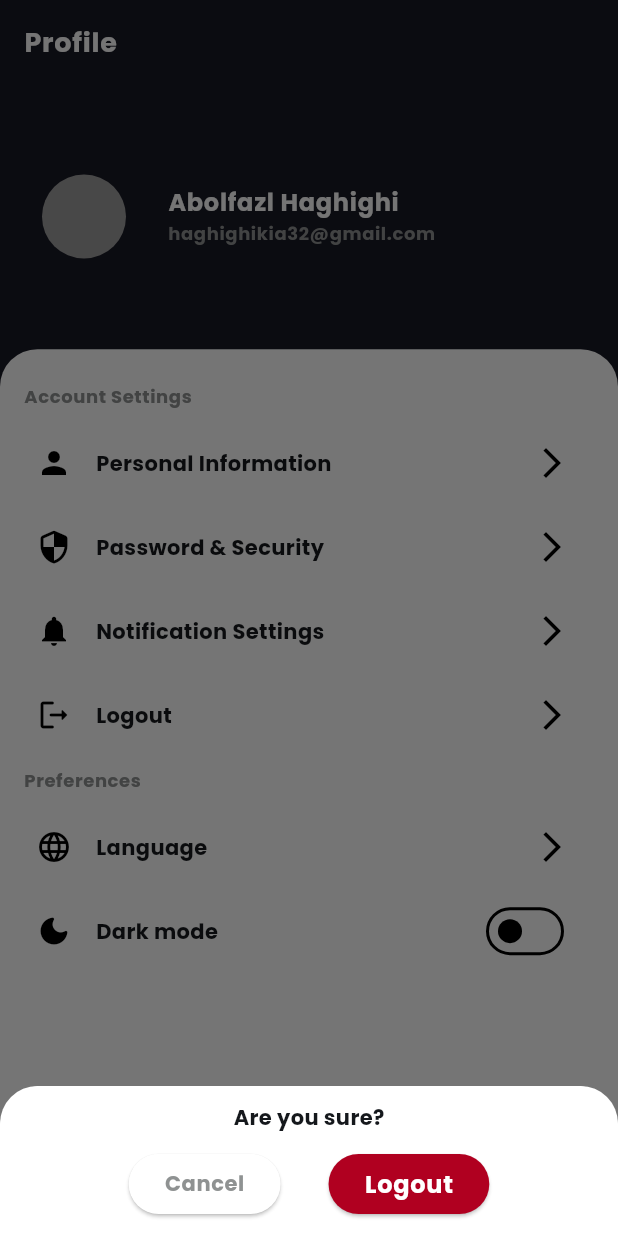
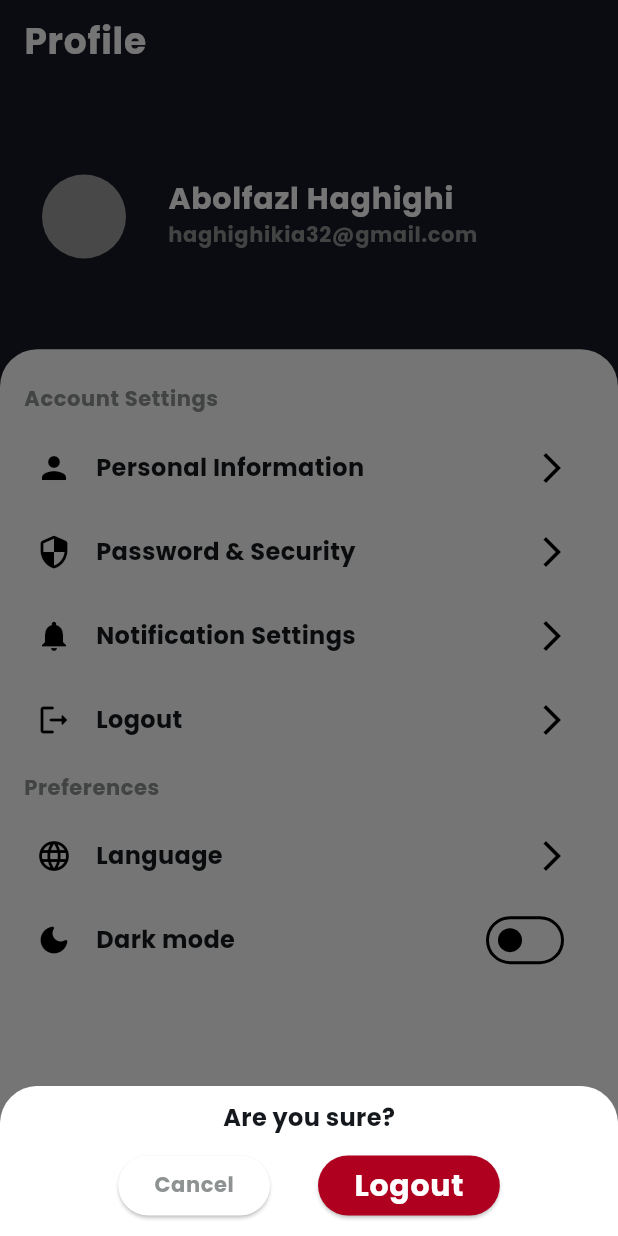
Before and after one commit to abolfazl-hqq/trend_buy, a Flutter app: the screen it shows once a user with an empty profile is signed in, item 4 of the bottom bar chosen, after a tap on "Logout", on a phone screen of 412 x 824 dp. Run offline on Flutter 3.47's test engine with Material 3 defaults, Android fonts, the phone set to English and light mode, and no system bars; our stand-ins replace firebase_auth, firebase_core, flutter_riverpod, google_fonts, liquid_pull_to_refresh; accounts and stored records are empty; network calls fail.

Commit message:
banner update

```diff
--- a/lib/main.dart
+++ b/lib/main.dart
@@ -31,12 +31,15 @@ class MainApp extends StatelessWidget {
           textTheme: const TextTheme(
               bodySmall: TextStyle(
                   color: LightTheme.secondaryTextColor,
+                  fontSize: 14,
                   fontWeight: FontWeight.bold),
               bodyMedium: TextStyle(
                   color: LightTheme.primaryTextColor,
+                  fontSize: 16,
                   fontWeight: FontWeight.bold),
               bodyLarge: TextStyle(
                   color: LightTheme.primaryTextColor,
+                  fontSize: 20,
                   fontWeight: FontWeight.bold)),
           fontFamily: GoogleFonts.poppins().fontFamily,
           colorScheme: const ColorScheme.light(
--- a/lib/providers/cart_products_provider.dart
+++ b/lib/providers/cart_products_provider.dart
@@ -19,6 +19,7 @@ class CartProductsNotifier extends StateNotifier<List<Product>> {
         backgroundColor: Colors.white,
         builder: (context) => const Padding(
           padding: EdgeInsets.all(16.0),
+          child: SafeArea(
             child: Row(
               children: [
                 Icon(Icons.remove_circle_outline_rounded,
@@ -26,6 +27,7 @@ class CartProductsNotifier extends StateNotifier<List<Product>> {
                 SizedBox(width: 10),
                 Text('Item already exists'),
               ],
+            ),
           ),
         ),
       );
@@ -36,12 +38,14 @@ class CartProductsNotifier extends StateNotifier<List<Product>> {
         backgroundColor: Colors.white,
         builder: (context) => const Padding(
           padding: EdgeInsets.all(16.0),
+          child: SafeArea(
             child: Row(
               children: [
                 Icon(Icons.check_circle, color: Colors.green),
                 SizedBox(width: 10),
                 Text('Item added to cart!'),
               ],
+            ),
           ),
         ),
       );
--- a/lib/providers/product_provider.dart
+++ b/lib/providers/product_provider.dart
@@ -10,6 +10,7 @@ class ProductNotifier extends StateNotifier<List<Product>> {
     final url = Uri.https(
         'trendbuy-551cc-default-rtdb.firebaseio.com', '/products.json');
     final response = await http.get(url);
+    print(response.body);
     final Map<String, dynamic> productList = json.decode(response.body);
     final List<Product> loadedItems = [];
     for (final item in productList.entries) {
--- a/lib/screens/home_screen.dart
+++ b/lib/screens/home_screen.dart
@@ -96,11 +96,26 @@ class HomeScreenWidget extends ConsumerStatefulWidget {
 
 class _HomeScreenWidgetState extends ConsumerState<HomeScreenWidget> {
   late Future<List<Product>> _productsFuture;
+  final PageController _bannerController = PageController();
+  final List<String> _bannerImages = const [
+    'assets/images/banner.jpg',
+    'https://encrypted-tbn0.gstatic.com/images?q=tbn:ANd9GcRDhzcqCGKF6aDVwvBobBEN7V5hbrpqSocsgw&s',
+    'https://www.shutterstock.com/image-vector/banner-announcing-mega-discount-half-260nw-1962489325.jpg',
+    'https://t4.ftcdn.net/jpg/02/49/50/15/360_F_249501541_XmWdfAfUbWAvGxBwAM0ba2aYT36ntlpH.jpg',
+    'https://static.vecteezy.com/system/resources/thumbnails/004/299/835/small/online-shopping-on-phone-buy-sell-business-digital-web-banner-application-money-advertising-payment-ecommerce-illustration-search-free-vector.jpg',
+  ];
+  int _currentBanner = 0;
 
   @override
   void initState() {
     super.initState();
     _productsFuture = widget.products;
+  }
+
+  @override
+  void dispose() {
+    _bannerController.dispose();
+    super.dispose();
   }
 
   Future<void> _handleRefresh() async {
@@ -139,11 +154,57 @@ class _HomeScreenWidgetState extends ConsumerState<HomeScreenWidget> {
           physics: const AlwaysScrollableScrollPhysics(),
           child: Column(
             children: [
-              Image.asset(
-                'assets/images/banner.jpg',
-                fit: BoxFit.fill,
-                width: double.infinity,
-                height: 180,
+              Column(
+                children: [
+                  SizedBox(
+                    height: 180,
+                    child: PageView.builder(
+                      controller: _bannerController,
+                      onPageChanged: (index) {
+                        setState(() {
+                          _currentBanner = index;
+                        });
+                      },
+                      itemCount: _bannerImages.length,
+                      itemBuilder: (context, index) {
+                        final image = _bannerImages[index];
+                        return ClipRRect(
+                          borderRadius: BorderRadius.circular(8),
+                          child: image.startsWith('assets/')
+                              ? Image.asset(
+                                  image,
+                                  fit: BoxFit.cover,
+                                  width: double.infinity,
+                                )
+                              : Image.network(
+                                  image,
+                                  fit: BoxFit.cover,
+                                  width: double.infinity,
+                                ),
+                        );
+                      },
+                    ),
+                  ),
+                  const SizedBox(height: 8),
+                  Row(
+                    mainAxisAlignment: MainAxisAlignment.center,
+                    children: List.generate(
+                      _bannerImages.length,
+                      (index) => AnimatedContainer(
+                        duration: const Duration(milliseconds: 200),
+                        margin: const EdgeInsets.symmetric(horizontal: 4),
+                        height: 8,
+                        width: _currentBanner == index ? 18 : 8,
+                        decoration: BoxDecoration(
+                          color: _currentBanner == index
+                              ? LightTheme.secondaryColor
+                              : Colors.grey.shade400,
+                          borderRadius: BorderRadius.circular(12),
+                        ),
+                      ),
+                    ),
+                  ),
+                ],
               ),
               const SizedBox(height: 24),
               Padding(
--- a/lib/screens/product_details.dart
+++ b/lib/screens/product_details.dart
@@ -51,7 +51,8 @@ class _ProductDetailsState extends State<ProductDetails> {
           ],
           backgroundColor: Theme.of(context).primaryColor,
         ),
-        body: Expanded(
+        body: SafeArea(
+          child: Expanded(
               child: Column(
             children: [
               Expanded(
@@ -165,7 +166,8 @@ class _ProductDetailsState extends State<ProductDetails> {
                 ),
               )
             ],
-        )));
+          )),
+        ));
   }
 }
 
--- a/lib/screens/profile_screen.dart
+++ b/lib/screens/profile_screen.dart
@@ -28,7 +28,7 @@ class _ProfileScreenState extends State<ProfileScreen> {
             style: Theme.of(context)
                 .textTheme
                 .bodyLarge!
-                .copyWith(fontSize: 18, color: Colors.white),
+                .copyWith(fontSize: 24, color: Colors.white),
           ),
         ),
         body: SafeArea(
@@ -109,7 +109,8 @@ class _ProfileScreenState extends State<ProfileScreen> {
                         onTap: () {
                           showModalBottomSheet(
                             context: context,
-                            builder: (context) => Container(
+                            builder: (context) => SafeArea(
+                              child: Container(
                                 height: 100,
                                 width: double.infinity,
                                 decoration: BoxDecoration(
@@ -167,6 +168,7 @@ class _ProfileScreenState extends State<ProfileScreen> {
                                   ],
                                 ),
                               ),
+                            ),
                           );
                         },
                         child: ListTile(
--- a/lib/widgets/category_slider.dart
+++ b/lib/widgets/category_slider.dart
@@ -18,8 +18,17 @@ class CategorySliderWidget extends StatelessWidget {
               children: [
                 CircleAvatar(
                   backgroundColor: Colors.grey.shade200,
+                  foregroundImage: categoryImageUrls[item] != null
+                      ? NetworkImage(categoryImageUrls[item]!)
+                      : null,
                   minRadius: 35,
                   maxRadius: 35,
+                  child: categoryImageUrls[item] == null
+                      ? Icon(
+                          Icons.image_not_supported_outlined,
+                          color: Colors.grey.shade600,
+                        )
+                      : null,
                 ),
                 const SizedBox(height: 8),
                 Text(
```
Also changed, not shown: lib/data/categories.dart (+13 -0 lines). Lines whose indentation alone changed are shown as unchanged.
